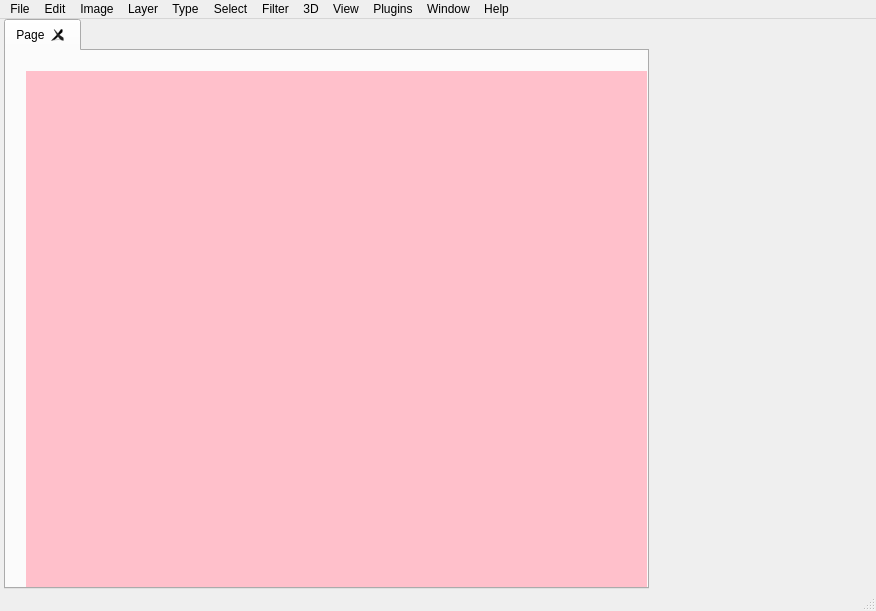
Above: design/mainwindow_new.ui from jedhelmers/Fauxtoshop before the change. Below: the same form after it.
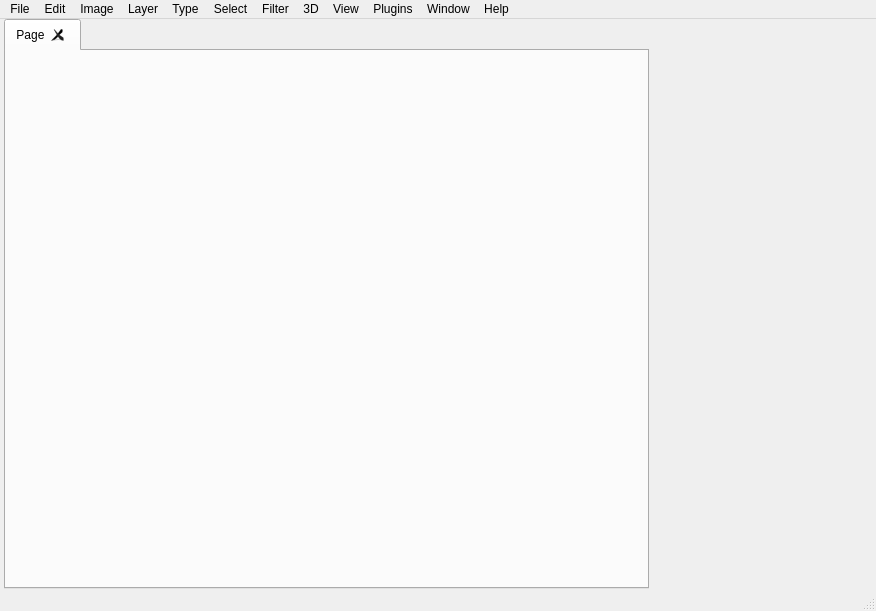
That is the form after the change.

```diff
--- a/design/mainwindow_new.ui
+++ b/design/mainwindow_new.ui
@@ -281,9 +281,12 @@
               <item>
                <widget class="QWidget" name="widget" native="true">
                 <property name="styleSheet">
-                 <string notr="true">background: pink</string>
+                 <string notr="true"/>
                 </property>
                 <layout class="QGridLayout" name="gridLayout_4">
+                 <property name="spacing">
+                  <number>0</number>
+                 </property>
                  <item row="0" column="0">
                   <layout class="QGridLayout" name="gridLayout_3">
                    <property name="spacing">
```
Left out of the diff: 2 changed lines with no effect on the pictures.
